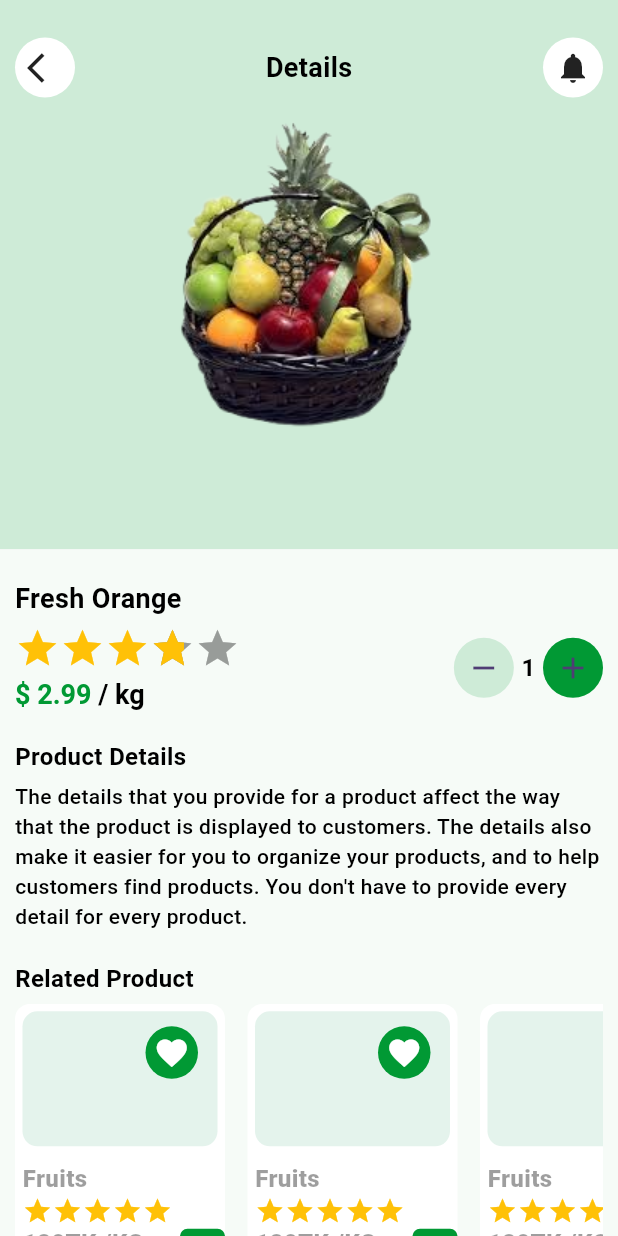
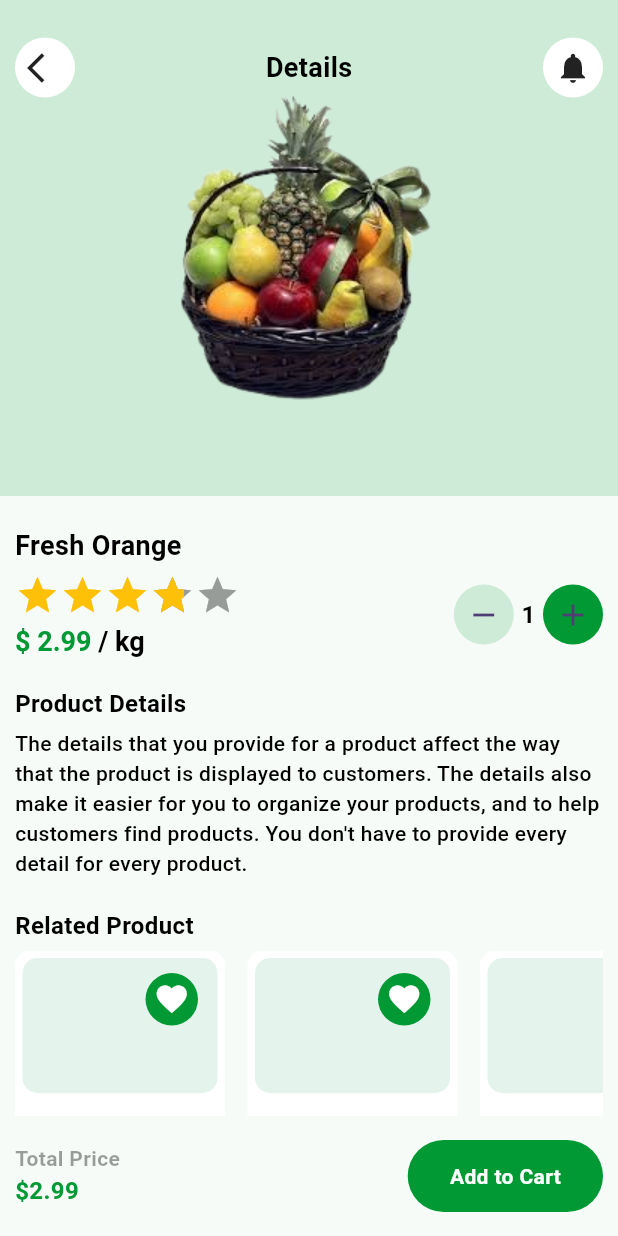
Before and after one commit to foysal012/eco_eats, a Flutter app: the CategoryDetailsPage screen opened directly, on a phone screen of 412 x 824 dp. Run offline on Flutter 3.47's test engine with Material 3 defaults, Android fonts, the phone set to English and light mode, and no system bars; drawn by our look-alikes of flutter_rating_bar; our stand-ins replace gap.

Commit message:
Category Details Page Ui Design done

```diff
--- a/lib/main.dart
+++ b/lib/main.dart
@@ -1,5 +1,6 @@
 import 'package:flutter/material.dart';
 import 'package:flutter/services.dart';
+import 'screen/bottom_nav_bar/bottom_nav_bar.dart';
 import 'screen/category/category_details_page.dart';
 import 'screen/splash/splash_screen.dart';
 
@@ -26,8 +27,8 @@ class MyApp extends StatelessWidget {
       // home: const SplashScreen(),
       // home: const SignInScreen(),
       // home: const SignUpScreen(),
-      //home: const BottomNavBar(),
-      home: const CategoryDetailsPage(),
+      home: const BottomNavBar(),
+      // home: const CategoryDetailsPage(),
     );
   }
 }
--- a/lib/screen/category/category_details_page.dart
+++ b/lib/screen/category/category_details_page.dart
@@ -327,6 +327,57 @@ class _CategoryDetailsPageState extends State<CategoryDetailsPage> {
           ],
         ),
       ),
+      bottomNavigationBar: SafeArea(
+          child: Container(
+            height: 80,
+            padding: EdgeInsets.symmetric(horizontal: 10.0),
+            decoration: BoxDecoration(
+              color: AppColors.appBodyBackground,
+            ),
+            child: Row(
+              mainAxisAlignment: MainAxisAlignment.spaceBetween,
+              children: [
+                Column(
+                  crossAxisAlignment: CrossAxisAlignment.start,
+                  mainAxisAlignment: MainAxisAlignment.center,
+                  children: [
+                    Text('Total Price',
+                      style: TextStyle(
+                        fontSize: 14,
+                        color: Colors.black38,
+                        fontWeight: FontWeight.w700
+                      ),
+                    ),
+                    Text('\$2.99',
+                      style: TextStyle(
+                          fontSize: 16,
+                          color: AppColors.primaryColor,
+                          fontWeight: FontWeight.w700
+                      ),
+                    ),
+                  ],
+                ),
+                Container(
+                  padding: EdgeInsets.symmetric(
+                    horizontal: 28.0,
+                    vertical: 14.0
+                  ),
+                  decoration: BoxDecoration(
+                    borderRadius: BorderRadius.circular(30.0),
+                    color: AppColors.primaryColor,
+                  ),
+                  child: Text('Add to Cart',
+                    style: TextStyle(
+                        fontSize: 14,
+                        color: AppColors.appWhite,
+                        fontWeight: FontWeight.w700
+                    ),
+                  ),
+                )
+              ],
+            ),
+          )
+      ),
     );
   }
 }
```
